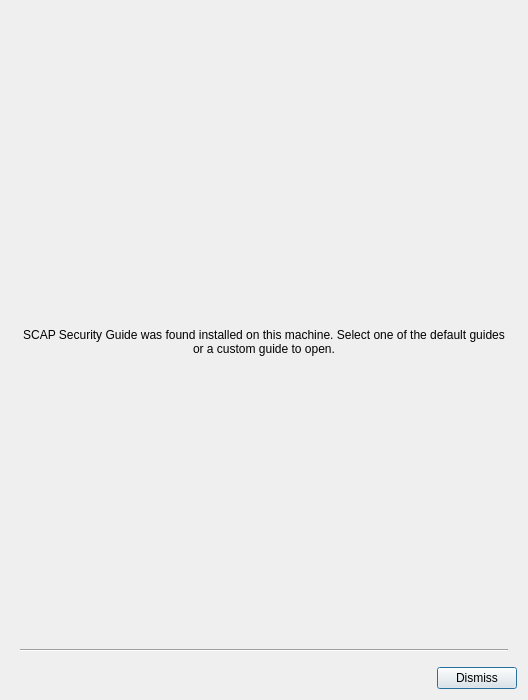
Before: the Qt Designer form ui/SSGIntegrationDialog.ui in OpenSCAP/scap-workbench, drawn with Qt 5.
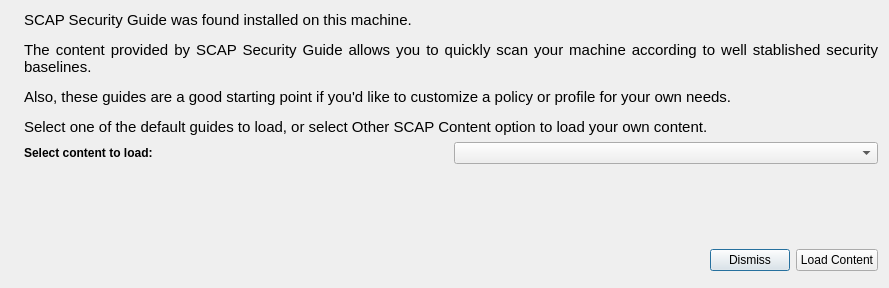
After: the same form once the commit is applied.

The edit to the form file:
```diff
--- a/ui/SSGIntegrationDialog.ui
+++ b/ui/SSGIntegrationDialog.ui
@@ -6,8 +6,8 @@
    <rect>
     <x>0</x>
     <y>0</y>
-    <width>528</width>
-    <height>700</height>
+    <width>889</width>
+    <height>288</height>
    </rect>
   </property>
   <property name="sizePolicy">
@@ -27,6 +27,8 @@
   </property>
   <layout class="QVBoxLayout" name="verticalLayout">
    <item>
+    <layout class="QHBoxLayout" name="horizontalLayout_3">
+     <item>
     <widget class="QLabel" name="ssgLogo">
      <property name="sizePolicy">
       <sizepolicy hsizetype="Preferred" vsizetype="Maximum">
@@ -46,39 +48,25 @@
     </widget>
    </item>
    <item>
-    <widget class="QScrollArea" name="variants">
-     <property name="minimumSize">
-      <size>
-       <width>0</width>
-       <height>150</height>
-      </size>
-     </property>
-     <property name="frameShape">
-      <enum>QFrame::NoFrame</enum>
-     </property>
-     <property name="lineWidth">
+      <layout class="QVBoxLayout" name="verticalLayout_3">
+       <property name="leftMargin">
       <number>0</number>
      </property>
-     <property name="widgetResizable">
-      <bool>true</bool>
-     </property>
-     <widget class="QWidget" name="content">
-      <property name="geometry">
-       <rect>
-        <x>0</x>
-        <y>0</y>
-        <width>514</width>
-        <height>637</height>
-       </rect>
-      </property>
-      <layout class="QVBoxLayout" name="variantsLayout">
        <item>
         <widget class="QLabel" name="label">
+         <property name="font">
+          <font>
+           <pointsize>11</pointsize>
+          </font>
+         </property>
          <property name="text">
-          <string>SCAP Security Guide was found installed on this machine. Select one of the default guides or a custom guide to open.</string>
+          <string>&lt;html&gt;&lt;head/&gt;&lt;body&gt;&lt;p&gt;SCAP Security Guide was found installed on this machine.&lt;/p&gt;&lt;p&gt;The content provided by SCAP Security Guide allows you to quickly scan your machine according to well stablished security baselines.&lt;/p&gt;&lt;p&gt;Also, these guides are a good starting point if you'd like to customize a policy or profile for your own needs.&lt;/p&gt;&lt;p&gt;Select one of the default guides to load, or select Other SCAP Content option to load your own content.&lt;/p&gt;&lt;/body&gt;&lt;/html&gt;</string>
+         </property>
+         <property name="textFormat">
+          <enum>Qt::AutoText</enum>
          </property>
          <property name="alignment">
-          <set>Qt::AlignCenter</set>
+          <set>Qt::AlignJustify|Qt::AlignVCenter</set>
          </property>
          <property name="wordWrap">
           <bool>true</bool>
@@ -89,40 +77,47 @@
         </widget>
        </item>
        <item>
-        <widget class="Line" name="line">
-         <property name="orientation">
-          <enum>Qt::Horizontal</enum>
+        <layout class="QHBoxLayout" name="horizontalLayout_2">
+         <item>
+          <widget class="QLabel" name="label_2">
+           <property name="font">
+            <font>
+             <weight>75</weight>
+             <bold>true</bold>
+            </font>
+           </property>
+           <property name="text">
+            <string>Select content to load:</string>
+           </property>
+           <property name="textFormat">
+            <enum>Qt::AutoText</enum>
+           </property>
+          </widget>
+         </item>
+         <item>
+          <widget class="QComboBox" name="contentComboBox">
+           <property name="maxVisibleItems">
+            <number>15</number>
          </property>
         </widget>
        </item>
       </layout>
-     </widget>
-    </widget>
    </item>
    <item>
-    <widget class="QWidget" name="widget" native="true">
-     <property name="sizePolicy">
-      <sizepolicy hsizetype="Preferred" vsizetype="Maximum">
-       <horstretch>0</horstretch>
-       <verstretch>0</verstretch>
-      </sizepolicy>
-     </property>
-     <layout class="QHBoxLayout" name="horizontalLayout">
-      <property name="spacing">
-       <number>6</number>
-      </property>
-      <property name="leftMargin">
-       <number>0</number>
-      </property>
-      <property name="topMargin">
-       <number>0</number>
-      </property>
-      <property name="rightMargin">
-       <number>0</number>
-      </property>
-      <property name="bottomMargin">
-       <number>0</number>
-      </property>
+        <spacer name="verticalSpacer">
+         <property name="orientation">
+          <enum>Qt::Vertical</enum>
+         </property>
+         <property name="sizeHint" stdset="0">
+          <size>
+           <width>20</width>
+           <height>40</height>
+          </size>
+         </property>
+        </spacer>
+       </item>
+       <item>
+        <layout class="QHBoxLayout" name="horizontalLayout_5">
       <item>
        <spacer name="horizontalSpacer">
         <property name="orientation">
@@ -143,6 +138,34 @@
         </property>
        </widget>
       </item>
+         <item>
+          <widget class="QPushButton" name="loadButton">
+           <property name="text">
+            <string>Load Content</string>
+           </property>
+          </widget>
+         </item>
+        </layout>
+       </item>
+      </layout>
+     </item>
+    </layout>
+   </item>
+   <item>
+    <widget class="QWidget" name="widget" native="true">
+     <property name="sizePolicy">
+      <sizepolicy hsizetype="Preferred" vsizetype="Maximum">
+       <horstretch>0</horstretch>
+       <verstretch>0</verstretch>
+      </sizepolicy>
+     </property>
+     <layout class="QHBoxLayout" name="horizontalLayout">
+      <property name="spacing">
+       <number>6</number>
+      </property>
+      <property name="margin">
+       <number>0</number>
+      </property>
      </layout>
     </widget>
    </item>
```
Left out of the diff: 3 changed lines with no effect on the pictures. Lines whose indentation alone changed are shown as unchanged.
